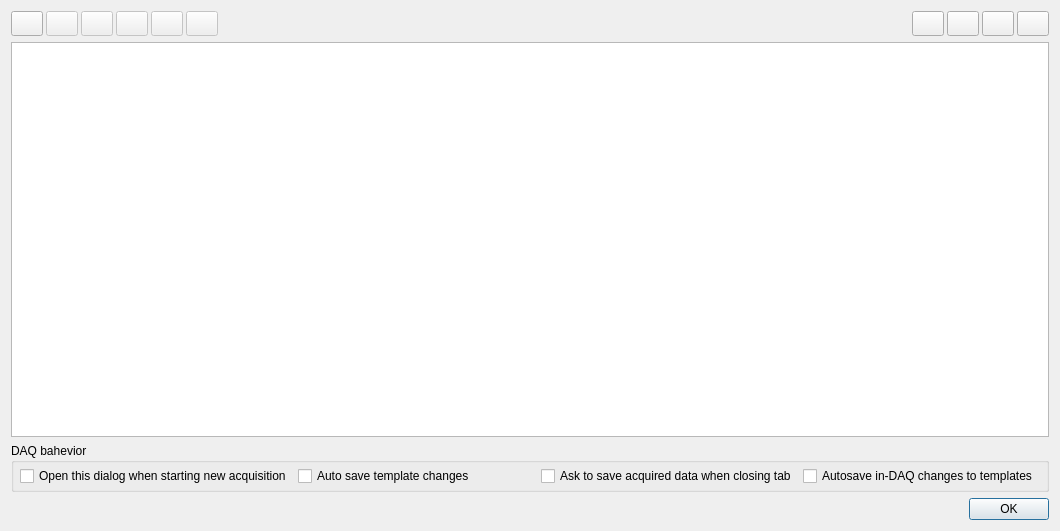
The window that source/gui/daq/ConsumerTemplatesForm.ui (ess-dmsc/daquiri) describes before a commit, drawn with Qt 5.
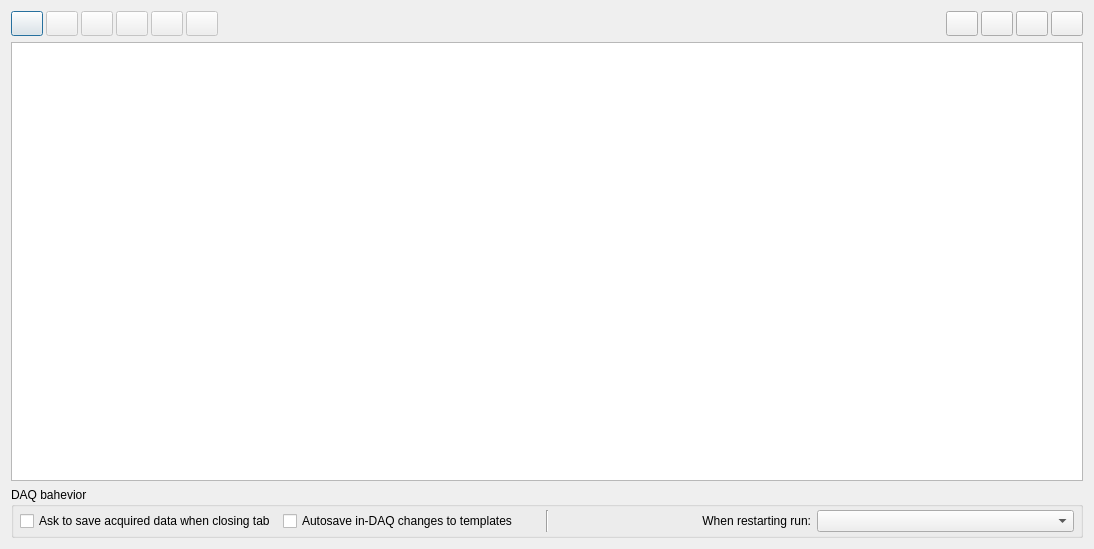
The same window after the commit. Icons and pictures are not drawn.

Commit message: restart options; updates #85'

```diff
--- a/source/gui/daq/ConsumerTemplatesForm.ui
+++ b/source/gui/daq/ConsumerTemplatesForm.ui
@@ -9,8 +9,8 @@
    <rect>
     <x>0</x>
     <y>0</y>
-    <width>1060</width>
-    <height>531</height>
+    <width>1094</width>
+    <height>549</height>
    </rect>
   </property>
   <property name="windowTitle">
@@ -445,16 +445,6 @@
      </property>
     </widget>
    </item>
-   <item row="3" column="0">
-    <widget class="QDialogButtonBox" name="buttonBox">
-     <property name="orientation">
-      <enum>Qt::Horizontal</enum>
-     </property>
-     <property name="standardButtons">
-      <set>QDialogButtonBox::Ok</set>
-     </property>
-    </widget>
-   </item>
    <item row="2" column="0">
     <widget class="QGroupBox" name="groupBox">
      <property name="minimumSize">
@@ -479,34 +469,46 @@
       <property name="bottomMargin">
        <number>3</number>
       </property>
+      <item row="0" column="5">
+       <widget class="QComboBox" name="comboRestart"/>
+      </item>
       <item row="0" column="2">
-       <widget class="QCheckBox" name="checkAutosaveTemplates">
-        <property name="text">
-         <string>Auto save template changes</string>
-        </property>
-       </widget>
-      </item>
-      <item row="0" column="1">
-       <widget class="QCheckBox" name="checkConfirmTemplates">
-        <property name="text">
-         <string>Open this dialog when starting new acquisition</string>
-        </property>
-       </widget>
-      </item>
-      <item row="0" column="4">
        <widget class="QCheckBox" name="checkAutosaveDAQ">
         <property name="text">
          <string>Autosave in-DAQ changes to templates</string>
         </property>
        </widget>
       </item>
-      <item row="0" column="3">
+      <item row="0" column="1">
        <widget class="QCheckBox" name="checkAskSaveProject">
         <property name="text">
          <string>Ask to save acquired data when closing tab</string>
         </property>
        </widget>
       </item>
+      <item row="0" column="4">
+       <widget class="QLabel" name="label_2">
+        <property name="minimumSize">
+         <size>
+          <width>150</width>
+          <height>0</height>
+         </size>
+        </property>
+        <property name="text">
+         <string>When restarting run:</string>
+        </property>
+        <property name="alignment">
+         <set>Qt::AlignRight|Qt::AlignTrailing|Qt::AlignVCenter</set>
+        </property>
+       </widget>
+      </item>
+      <item row="0" column="3">
+       <widget class="Line" name="line">
+        <property name="orientation">
+         <enum>Qt::Vertical</enum>
+        </property>
+       </widget>
+      </item>
      </layout>
     </widget>
    </item>
```
Left out of the diff: 39 changed lines with no effect on the pictures. The commit also changes 5 other files.
